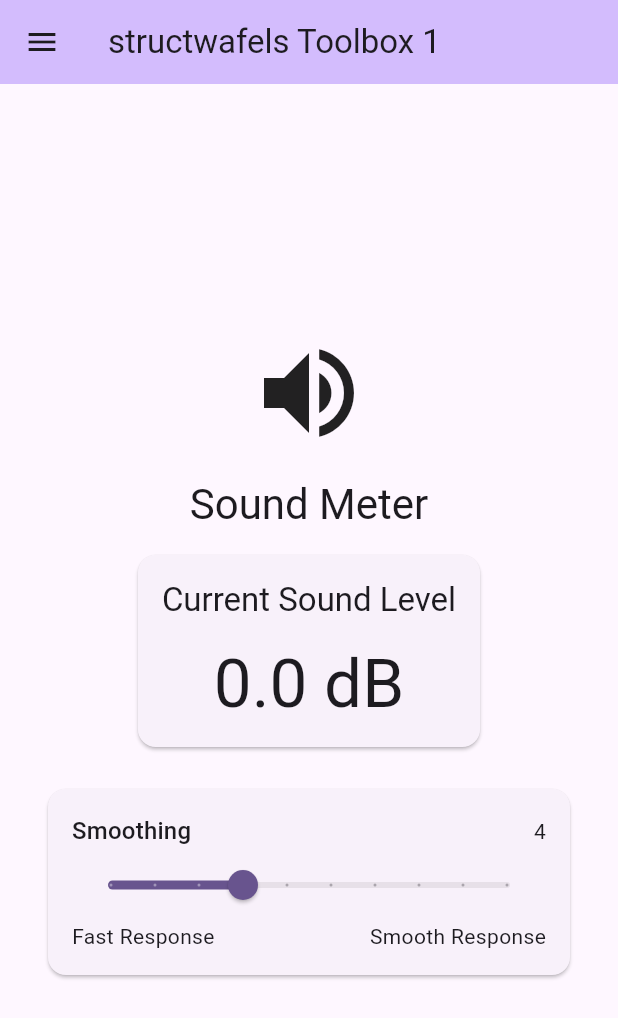
After one commit to structwafel/toolbox, a Flutter app: the screen it shows after launch, after a tap on "Sound Meter", on a phone screen of 412 x 824 dp. The commit adds this screen. Shown: the top 1018 px of the screen. Run offline on Flutter 3.47's test engine with Material 3 defaults, Android fonts, the phone set to English and light mode, and no system bars; our stand-ins replace fl_chart, geolocator, permission_handler; missing offline and left inert: noise_meter.

Commit message:
sound meter

```diff
--- a/lib/main.dart
+++ b/lib/main.dart
@@ -1,5 +1,6 @@
 import 'package:flutter/material.dart';
 import 'screens/midnight_calculator.dart';
+import 'screens/decibel.dart';
 
 void main() {
   runApp(const MyApp());
@@ -63,6 +64,13 @@ class _MyHomePageState extends State<MyHomePage> {
                 setState(() => _currentIndex = 1);
               },
             ),
+            ListTile(
+              title: Text('Sound Meter'),
+              onTap: () {
+                Navigator.pop(context);
+                setState(() => _currentIndex = 2);
+              },
+            ),
           ],
         ),
       ),
@@ -102,11 +110,23 @@ class _MyHomePageState extends State<MyHomePage> {
                   onTap: () => setState(() => _currentIndex = 1),
                 ),
               ),
+              const SizedBox(height: 8),
+              Card(
+                margin: const EdgeInsets.symmetric(horizontal: 32),
+                child: ListTile(
+                  leading: const Icon(Icons.volume_up),
+                  title: const Text('Sound Meter'),
+                  subtitle: const Text('Measure ambient sound levels'),
+                  onTap: () => setState(() => _currentIndex = 2),
+                ),
+              ),
             ],
           ),
         );
       case 1:
         return const MidnightCalculatorScreen();
+      case 2:
+        return const SoundMeterScreen();
       default:
         return const Center(
           child: Text('Screen not found'),
--- /dev/null
+++ b/lib/screens/decibel.dart
@@ -0,0 +1,284 @@
+import 'package:flutter/material.dart';
+import 'dart:async';
+import 'dart:collection';
+import 'package:noise_meter/noise_meter.dart';
+import 'package:permission_handler/permission_handler.dart';
+import 'package:fl_chart/fl_chart.dart';
+
+class SoundMeterScreen extends StatefulWidget {
+  const SoundMeterScreen({super.key});
+
+  @override
+  State<SoundMeterScreen> createState() => _SoundMeterScreenState();
+}
+
+class _SoundMeterScreenState extends State<SoundMeterScreen>
+    with WidgetsBindingObserver {
+  bool _isRecording = false;
+  StreamSubscription<NoiseReading>? _noiseSubscription;
+  late NoiseMeter _noiseMeter;
+  double _meanDB = 0.0;
+  bool _hasPermission = false;
+
+  // For smoothing
+  final Queue<double> _recentReadings = Queue<double>();
+  int _smoothingValue = 4; // Starting value
+  static const int _minSmoothing = 1;
+  static const int _maxSmoothing = 10;
+
+  // For graph
+  final List<FlSpot> _chartData = [];
+  static const int _maxDataPoints = 100;
+  int _xValue = 0;
+
+  @override
+  void initState() {
+    super.initState();
+    WidgetsBinding.instance.addObserver(this);
+    _noiseMeter = NoiseMeter();
+    _checkPermissions().then((_) {
+      if (_hasPermission) {
+        _startRecording();
+      }
+    });
+  }
+
+  @override
+  void dispose() {
+    _stopRecording();
+    WidgetsBinding.instance.removeObserver(this);
+    super.dispose();
+  }
+
+  @override
+  void didChangeAppLifecycleState(AppLifecycleState state) {
+    if (state == AppLifecycleState.resumed) {
+      if (_hasPermission && !_isRecording) {
+        _startRecording();
+      }
+    } else if (state == AppLifecycleState.paused) {
+      if (_isRecording) {
+        _stopRecording();
+      }
+    }
+  }
+
+  Future<void> _checkPermissions() async {
+    final status = await Permission.microphone.request();
+    setState(() {
+      _hasPermission = status == PermissionStatus.granted;
+    });
+  }
+
+  void _startRecording() async {
+    if (!_hasPermission) {
+      await _checkPermissions();
+      if (!_hasPermission) {
+        ScaffoldMessenger.of(context).showSnackBar(
+          const SnackBar(
+            content: Text(
+                'Microphone permission is required to measure sound levels'),
+          ),
+        );
+        return;
+      }
+    }
+
+    try {
+      _noiseSubscription = _noiseMeter.noise.listen((noiseReading) {
+        // Apply smoothing
+        _recentReadings.add(noiseReading.meanDecibel);
+        while (_recentReadings.length > _smoothingValue) {
+          _recentReadings.removeFirst();
+        }
+
+        double smoothedValue = _recentReadings.isNotEmpty
+            ? _recentReadings.reduce((a, b) => a + b) / _recentReadings.length
+            : 0.0;
+
+        // Add to chart data
+        _chartData.add(FlSpot(_xValue.toDouble(), smoothedValue));
+        _xValue++;
+
+        if (_chartData.length > _maxDataPoints) {
+          _chartData.removeAt(0);
+        }
+
+        setState(() {
+          _meanDB = smoothedValue;
+        });
+      });
+
+      setState(() {
+        _isRecording = true;
+      });
+    } catch (e) {
+      print('Error starting noise meter: $e');
+      ScaffoldMessenger.of(context).showSnackBar(
+        SnackBar(
+          content: Text('Error measuring sound: ${e.toString()}'),
+        ),
+      );
+    }
+  }
+
+  void _stopRecording() {
+    _noiseSubscription?.cancel();
+    setState(() {
+      _isRecording = false;
+    });
+  }
+
+  void _updateSmoothing(int value) {
+    setState(() {
+      _smoothingValue = value;
+      // Adjust current readings to match new smoothing value
+      while (_recentReadings.length > _smoothingValue) {
+        _recentReadings.removeFirst();
+      }
+    });
+  }
+
+  @override
+  Widget build(BuildContext context) {
+    return Center(
+      child: Column(
+        mainAxisAlignment: MainAxisAlignment.center,
+        children: [
+          const Icon(
+            Icons.volume_up,
+            size: 80,
+          ),
+          const SizedBox(height: 16),
+          Text(
+            'Sound Meter',
+            style: Theme.of(context).textTheme.headlineMedium,
+          ),
+          const SizedBox(height: 16),
+          Card(
+            margin: const EdgeInsets.symmetric(horizontal: 32),
+            child: Padding(
+              padding: const EdgeInsets.all(16.0),
+              child: Column(
+                children: [
+                  Text(
+                    'Current Sound Level',
+                    style: Theme.of(context).textTheme.titleLarge,
+                  ),
+                  const SizedBox(height: 16),
+                  Text(
+                    '${_meanDB.toStringAsFixed(1)} dB',
+                    style: Theme.of(context).textTheme.displayMedium,
+                  ),
+                ],
+              ),
+            ),
+          ),
+
+          // Sound level graph
+          if (_chartData.isNotEmpty)
+            Container(
+              height: 200,
+              padding: const EdgeInsets.all(16),
+              margin: const EdgeInsets.symmetric(horizontal: 16),
+              child: LineChart(
+                LineChartData(
+                  gridData: FlGridData(show: true),
+                  titlesData: FlTitlesData(
+                    rightTitles:
+                        AxisTitles(sideTitles: SideTitles(showTitles: false)),
+                    topTitles:
+                        AxisTitles(sideTitles: SideTitles(showTitles: false)),
+                    bottomTitles:
+                        AxisTitles(sideTitles: SideTitles(showTitles: false)),
+                  ),
+                  borderData: FlBorderData(show: true),
+                  lineBarsData: [
+                    LineChartBarData(
+                      spots: _chartData,
+                      isCurved: true,
+                      color: Theme.of(context).colorScheme.primary,
+                      barWidth: 3,
+                      dotData: FlDotData(show: false),
+                      belowBarData: BarAreaData(
+                        show: true,
+                        color: Theme.of(context)
+                            .colorScheme
+                            .primary
+                            .withOpacity(0.3),
+                      ),
+                    ),
+                  ],
+                  minY: 0,
+                  maxY: 100, // Adjust based on your expected dB range
+                ),
+              ),
+            ),
+          const SizedBox(height: 20),
+          // Smoothing control
+          Card(
+            margin: const EdgeInsets.symmetric(horizontal: 32, vertical: 8),
+            child: Padding(
+              padding: const EdgeInsets.all(16.0),
+              child: Column(
+                children: [
+                  Row(
+                    mainAxisAlignment: MainAxisAlignment.spaceBetween,
+                    children: [
+                      Text(
+                        'Smoothing',
+                        style: Theme.of(context).textTheme.titleMedium,
+                      ),
+                      Text(
+                        '$_smoothingValue',
+                        style: Theme.of(context).textTheme.bodyMedium,
+                      ),
+                    ],
+                  ),
+                  Slider(
+                    value: _smoothingValue.toDouble(),
+                    min: _minSmoothing.toDouble(),
+                    max: _maxSmoothing.toDouble(),
+                    divisions: _maxSmoothing - _minSmoothing,
+                    label: _smoothingValue.toString(),
+                    onChanged: (value) => _updateSmoothing(value.toInt()),
+                  ),
+                  Row(
+                    mainAxisAlignment: MainAxisAlignment.spaceBetween,
+                    children: [
+                      Text('Fast Response'),
+                      Text('Smooth Response'),
+                    ],
+                  ),
+                ],
+              ),
+            ),
+          ),
+
+          if (!_hasPermission)
+            Padding(
+              padding: const EdgeInsets.all(16.0),
+              child: Column(
+                children: [
+                  Text(
+                    'Microphone permission is required',
+                    style: TextStyle(color: Colors.red),
+                  ),
+                  const SizedBox(height: 8),
+                  ElevatedButton(
+                    onPressed: () async {
+                      await _checkPermissions();
+                      if (_hasPermission) {
+                        _startRecording();
+                      }
+                    },
+                    child: const Text('Grant Permission'),
+                  ),
+                ],
+              ),
+            ),
+        ],
+      ),
+    );
+  }
+}
--- a/lib/screens/midnight_calculator.dart
+++ b/lib/screens/midnight_calculator.dart
@@ -7,11 +7,11 @@ class MidnightCalculatorScreen extends StatefulWidget {
   const MidnightCalculatorScreen({super.key});
 
   @override
-  _MidnightCalculatorScreenState createState() =>
-      _MidnightCalculatorScreenState();
+  MidnightCalculatorScreenState createState() =>
+      MidnightCalculatorScreenState();
 }
 
-class _MidnightCalculatorScreenState extends State<MidnightCalculatorScreen>
+class MidnightCalculatorScreenState extends State<MidnightCalculatorScreen>
     with WidgetsBindingObserver {
   Position? _currentPosition;
   String _coordinates = 'Fetching location...';
--- a/lib/utils/custom_suncalc.dart
+++ b/lib/utils/custom_suncalc.dart
@@ -1,4 +1,4 @@
-library custom_suncalc;
+library;
 
 import 'dart:math' as math;
 
--- a/pubspec.yaml
+++ b/pubspec.yaml
@@ -35,6 +35,9 @@ dependencies:
   # Use with the CupertinoIcons class for iOS style icons.
   cupertino_icons: ^1.0.8
   geolocator: ^10.1.0
+  noise_meter: ^5.0.2
+  permission_handler: ^11.4.0
+  fl_chart: ^0.70.2
 
 dev_dependencies:
   flutter_test:
```
Also changed, not shown: pubspec.lock, 3 other files.
